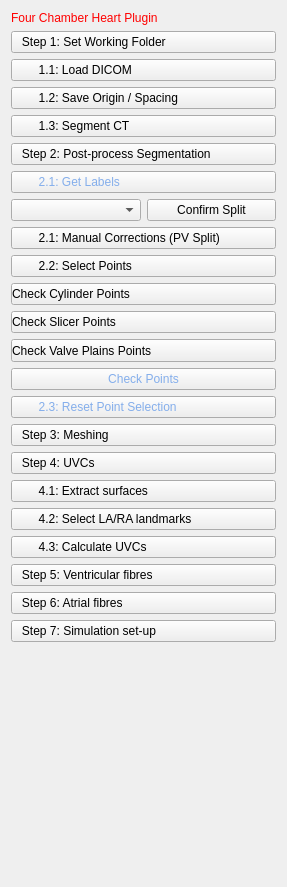
This is CemrgApp/Plugins/kcl.cemrgapp.fourchamber/src/internal/FourChamberViewControls.ui in RosieBarrows/CemrgApp as Qt 5 draws it before an edit. The edited form follows.
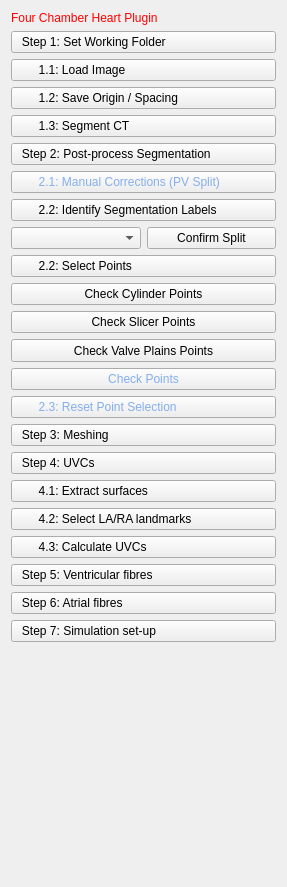
This is the edited form.

What changed in the file:
```diff
--- a/CemrgApp/Plugins/kcl.cemrgapp.fourchamber/src/internal/FourChamberViewControls.ui
+++ b/CemrgApp/Plugins/kcl.cemrgapp.fourchamber/src/internal/FourChamberViewControls.ui
@@ -46,7 +46,7 @@
       <string notr="true">text-align: left; </string>
      </property>
      <property name="text">
-      <string>        1.1: Load DICOM</string>
+      <string>        1.1: Load Image</string>
      </property>
     </widget>
    </item>
@@ -81,12 +81,22 @@
     </widget>
    </item>
    <item>
-    <widget class="QPushButton" name="button_corrections_split">
+    <widget class="QPushButton" name="button_corrections">
      <property name="styleSheet">
       <string notr="true">text-align: left; color: rgb(132, 174, 235);</string>
      </property>
      <property name="text">
-      <string>        2.1: Get Labels</string>
+      <string>        2.1: Manual Corrections (PV Split)</string>
+     </property>
+    </widget>
+   </item>
+   <item>
+    <widget class="QPushButton" name="button_corrections_split">
+     <property name="styleSheet">
+      <string notr="true">text-align: left;</string>
+     </property>
+     <property name="text">
+      <string>        2.2: Identify Segmentation Labels</string>
      </property>
     </widget>
    </item>
@@ -104,16 +114,6 @@
      </item>
     </layout>
    </item>
-   <item>
-    <widget class="QPushButton" name="button_corrections">
-     <property name="styleSheet">
-      <string notr="true">text-align: left; color:</string>
-     </property>
-     <property name="text">
-      <string>        2.1: Manual Corrections (PV Split)</string>
-     </property>
-    </widget>
-   </item>
    <item>
     <widget class="QPushButton" name="button_select_pts">
      <property name="styleSheet">
@@ -127,7 +127,7 @@
    <item>
     <widget class="QPushButton" name="button_select_pts_a">
      <property name="styleSheet">
-      <string notr="true">text-align: left; </string>
+      <string notr="true">text-align: center; </string>
      </property>
      <property name="text">
       <string>Check Cylinder Points</string>
@@ -137,7 +137,7 @@
    <item>
     <widget class="QPushButton" name="button_select_pts_b">
      <property name="styleSheet">
-      <string notr="true">text-align: left; </string>
+      <string notr="true">text-align: center; </string>
      </property>
      <property name="text">
       <string>Check Slicer Points</string>
@@ -153,7 +153,7 @@
       </size>
      </property>
      <property name="styleSheet">
-      <string notr="true">text-align: left; </string>
+      <string notr="true">text-align: center; </string>
      </property>
      <property name="text">
       <string>Check Valve Plains Points</string>
```
